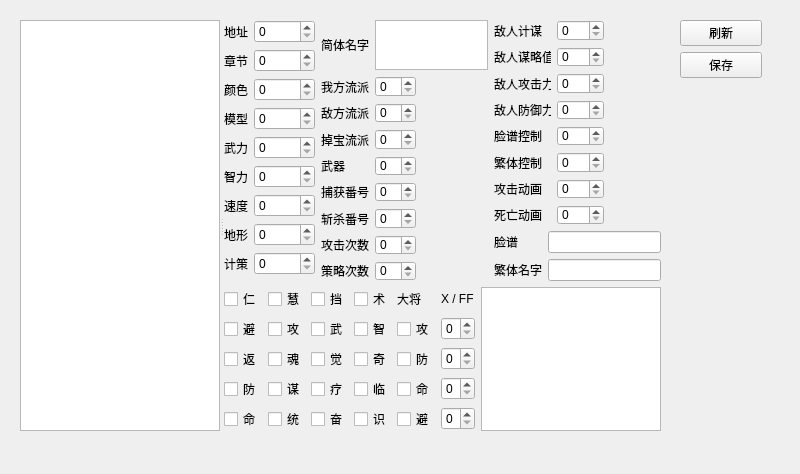
Before: the Qt Designer form militarycommander.ui in NTS2R/nts2r_evo_editor, drawn with Qt 5.
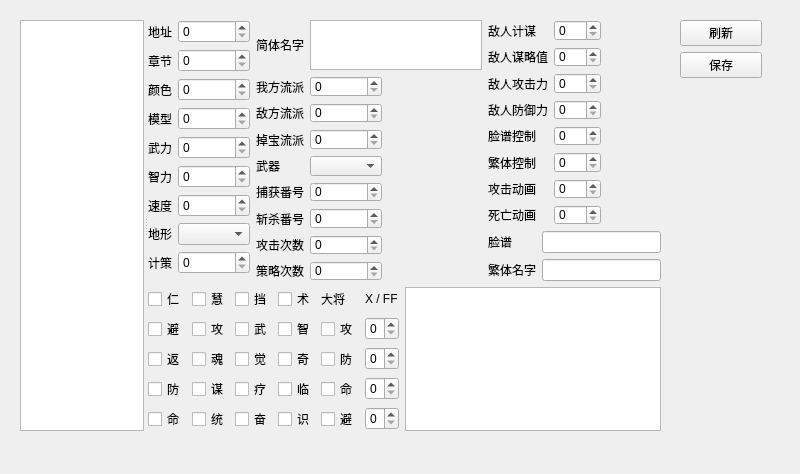
After: the same form once the commit is applied.

The edit to the form file:
```diff
--- a/militarycommander.ui
+++ b/militarycommander.ui
@@ -10,6 +10,12 @@
     <height>474</height>
    </rect>
   </property>
+  <property name="sizePolicy">
+   <sizepolicy hsizetype="Expanding" vsizetype="Expanding">
+    <horstretch>0</horstretch>
+    <verstretch>0</verstretch>
+   </sizepolicy>
+  </property>
   <property name="windowTitle">
    <string>Form</string>
   </property>
@@ -87,7 +93,7 @@
      <item>
       <widget class="QListWidget" name="commanderList">
        <property name="sizePolicy">
-        <sizepolicy hsizetype="Fixed" vsizetype="Expanding">
+        <sizepolicy hsizetype="Expanding" vsizetype="Expanding">
          <horstretch>0</horstretch>
          <verstretch>0</verstretch>
         </sizepolicy>
@@ -232,16 +238,6 @@
            </property>
           </widget>
          </item>
-         <item row="7" column="1">
-          <widget class="QSpinBox" name="dixingSpinBox">
-           <property name="maximum">
-            <number>15</number>
-           </property>
-           <property name="displayIntegerBase">
-            <number>16</number>
-           </property>
-          </widget>
-         </item>
          <item row="8" column="1">
           <widget class="QSpinBox" name="jiceSpinBox">
            <property name="maximum">
@@ -252,6 +248,9 @@
            </property>
           </widget>
          </item>
+         <item row="7" column="1">
+          <widget class="QComboBox" name="dixingComboBox"/>
+         </item>
         </layout>
        </item>
        <item>
@@ -332,13 +331,6 @@
              </property>
             </widget>
            </item>
-           <item row="3" column="1">
-            <widget class="QSpinBox" name="weaponSpinBox">
-             <property name="maximum">
-              <number>7</number>
-             </property>
-            </widget>
-           </item>
            <item row="0" column="2">
             <spacer name="horizontalSpacer_3">
              <property name="orientation">
@@ -426,6 +418,9 @@
            <item row="7" column="1">
             <widget class="QSpinBox" name="celveCountSpinBox"/>
            </item>
+           <item row="3" column="1">
+            <widget class="QComboBox" name="weaponComboBox"/>
+           </item>
           </layout>
          </item>
         </layout>
```
